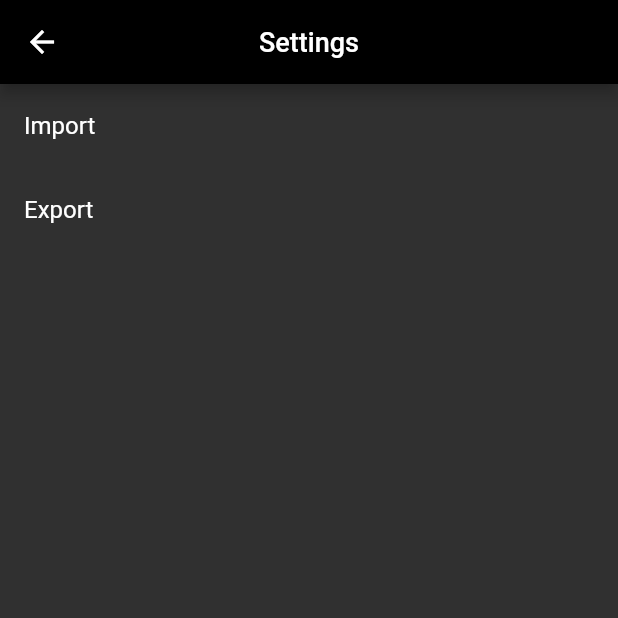
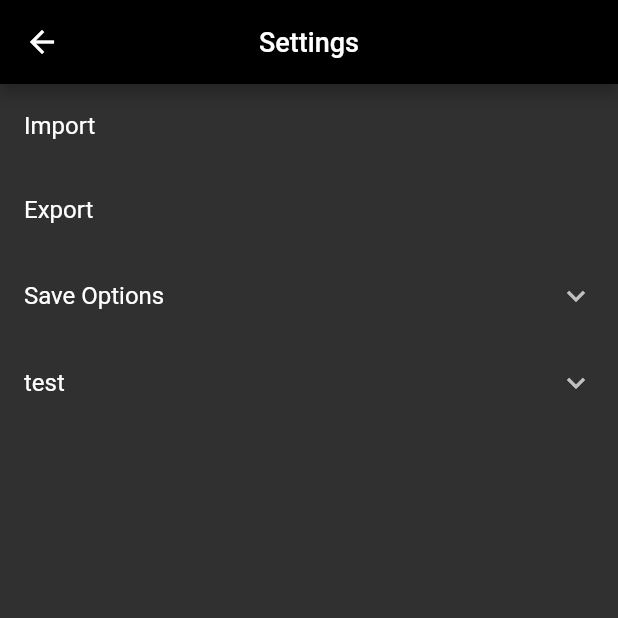
Before and after one commit to sunnydodti/expense-tracker, a Flutter app: the SettingsScreen screen opened directly, on a phone screen of 412 x 824 dp, the top half of it. Run offline on Flutter 3.47's test engine with Material 2 defaults, Android fonts, the phone set to English and light mode, and no system bars; our stand-ins replace faker, file_picker, logger, permission_handler, share, sqflite; accounts and stored records are empty.

Commit message:
save to external

```diff
--- a/expense_tracker/lib/ui/screens/settings_screen.dart
+++ b/expense_tracker/lib/ui/screens/settings_screen.dart
@@ -1,3 +1,5 @@
+import 'dart:io';
+
 import 'package:file_picker/file_picker.dart';
 import 'package:flutter/material.dart';
 import 'package:logger/logger.dart';
@@ -10,6 +12,7 @@ import '../../providers/expense_provider.dart';
 import '../../service/export_service.dart';
 import '../../service/import_service.dart';
 import '../notifications/snackbar_service.dart';
+import '../widgets/expandable_list_tile.dart';
 
 class SettingsScreen extends StatefulWidget {
   const SettingsScreen({super.key});
@@ -69,6 +72,11 @@ class _SettingsScreenState extends State<SettingsScreen> {
                         title: const Text('Export'),
                         onTap: () => _exportExpenses(context),
                       ),
+                      ExpandableListTile(
+                        title: 'Save Options',
+                        content: _buildSaveDialogWidget(context, ""),
+                      ),
+                      const ExpandableListTile(title: 'test', content: Placeholder())
                     ],
                   ),
                 )
@@ -191,22 +199,80 @@ class _SettingsScreenState extends State<SettingsScreen> {
               Navigator.pop(context);
               await Share.shareFiles([filePath]);
             },
+            child: const Text('Share'),
+          ),
+          TextButton(
+            onPressed: () async {
+              // Navigator.pop(context);
+              await saveToUserFolder(filePath);
+            },
             child: const Text('Save'),
           ),
-          // TextButton(
-          //   onPressed: () async {
-          //     Navigator.pop(context);
-          //     // Show a message or open the downloaded file (optional)
-          //     print('ZIP file saved to: $filePath');
-          //   },
-          //   child: const Text('View'),
-          // ),
         ],
       ),
     );
   }
 
+  Future<void> saveToUserFolder(String filePath) async {
+    int a = 0;
+    final folderPath = await pickFolder();
+    try {
+      if (folderPath != null) {
+        final file = File('$folderPath/myfile.txt');
+        final newFile = await file
+            .writeAsString('This is content saved to a picked folder');
+        _logger.i('ZIP file saved to: $filePath');
+      }
+    } catch (e, stackTrace) {
+      _logger.e("error saving: $e - \n$stackTrace");
+    }
+  }
 
+  Future<String?> pickFolder() async {
+    final result = await FilePicker.platform.getDirectoryPath();
+    if (result != null) {
+      return result;
+    } else {
+      // Handle selection cancellation
+      return null;
+    }
+  }
+
+  Widget _buildSaveDialogWidget(BuildContext context, String filePath) {
+    return Container(
+      padding: EdgeInsets.symmetric(vertical: 16.0),
+      child: Column(
+        crossAxisAlignment: CrossAxisAlignment.start,
+        children: [
+          Text(
+            'Export Complete, Save?',
+            style: Theme.of(context).textTheme.headline6,
+          ),
+          const SizedBox(height: 8.0),
+          Text(
+            'All data is wiped if you uninstall!\n\nDo you want to save file to a different location?',
+          ),
+          const SizedBox(height: 16.0),
+          Row(
+            mainAxisAlignment: MainAxisAlignment.spaceEvenly,
+            children: [
+              TextButton(
+                onPressed: () => Navigator.pop(context),
+                child: const Text('Cancel'),
+              ),
+              TextButton(
+                onPressed: () async {
+                  Navigator.pop(context);
+                  await Share.shareFiles([filePath]);
+                },
+                child: const Text('Save'),
+              ),
+            ],
+          ),
+        ],
+      ),
+    );
+  }
 
   _refreshExpenses() {
     final expenseProvider =
--- a/expense_tracker/lib/ui/widgets/category_list.dart
+++ b/expense_tracker/lib/ui/widgets/category_list.dart
@@ -5,7 +5,7 @@ import '../../forms/category_form.dart';
 import '../../models/expense_category.dart';
 import '../../providers/category_provider.dart';
 import '../../service/category_service.dart';
-import 'ListEmptyWidget.dart';
+import 'empty_list_widget.dart';
 
 class CategoryList extends StatelessWidget {
   const CategoryList({Key? key}) : super(key: key);
@@ -22,7 +22,7 @@ class CategoryList extends StatelessWidget {
                     getCategoryForm(categoryProvider.categories),
                     Expanded(
                         child: categoryProvider.categories.isEmpty
-                            ? const ListEmptyWidget(listName: 'Category')
+                            ? const EmptyListWidget(listName: 'Category')
                             : ListView.builder(
                                 itemCount: categoryProvider.categories.length,
                                 itemBuilder: (context, index) {
--- a/expense_tracker/lib/ui/widgets/ListEmptyWidget.dart
+++ b/expense_tracker/lib/ui/widgets/empty_list_widget.dart
@@ -1,8 +1,8 @@
 import 'package:flutter/material.dart';
 
-class ListEmptyWidget extends StatelessWidget {
+class EmptyListWidget extends StatelessWidget {
   final String listName;
-  const ListEmptyWidget({
+  const EmptyListWidget({
     super.key, required this.listName,
   });
 
--- /dev/null
+++ b/expense_tracker/lib/ui/widgets/expandable_list_tile.dart
@@ -0,0 +1,38 @@
+import 'package:flutter/material.dart';
+
+class ExpandableListTile extends StatefulWidget {
+  final String title;
+  final Widget content;
+
+  const ExpandableListTile({
+    Key? key,
+    required this.title,
+    required this.content,
+  }) : super(key: key);
+
+  @override
+  ExpandableListTileState createState() => ExpandableListTileState();
+}
+
+class ExpandableListTileState extends State<ExpandableListTile> {
+  bool _isExpanded = false;
+
+  @override
+  Widget build(BuildContext context) {
+    return ExpansionTile(
+      title: Text(widget.title),
+      onExpansionChanged: (bool isExpanded) {
+        setState(() {
+          _isExpanded = isExpanded;
+        });
+      },
+      initiallyExpanded: _isExpanded,
+      children: <Widget>[
+        Padding(
+          padding: const EdgeInsets.symmetric(horizontal: 16.0),
+          child: widget.content,
+        ),
+      ],
+    );
+  }
+}
--- a/expense_tracker/lib/ui/widgets/expense_list_dynamic.dart
+++ b/expense_tracker/lib/ui/widgets/expense_list_dynamic.dart
@@ -9,7 +9,7 @@ import '../../models/expense.dart';
 import '../../providers/expense_provider.dart';
 import '../notifications/snackbar_service.dart';
 import '../screens/expense_screen.dart';
-import 'ListEmptyWidget.dart';
+import 'empty_list_widget.dart';
 import 'expense_tile_widgets.dart';
 
 class ExpenseListDynamic extends StatelessWidget {
@@ -29,7 +29,7 @@ class ExpenseListDynamic extends StatelessWidget {
                     children: [
                       getSummaryTile(expenseProvider),
                       expenseProvider.expenses.isEmpty
-                          ? const ListEmptyWidget(listName: 'Expense')
+                          ? const EmptyListWidget(listName: 'Expense')
                           : Expanded(
                               child: ListView.builder(
                                 itemCount: expenseProvider.expenses.length,
--- a/expense_tracker/lib/ui/widgets/tag_list.dart
+++ b/expense_tracker/lib/ui/widgets/tag_list.dart
@@ -5,7 +5,7 @@ import '../../forms/tag_form.dart';
 import '../../models/tag.dart';
 import '../../providers/tag_provider.dart';
 import '../../service/tag_service.dart';
-import 'ListEmptyWidget.dart';
+import 'empty_list_widget.dart';
 
 class TagList extends StatelessWidget {
   const TagList({Key? key}) : super(key: key);
@@ -22,7 +22,7 @@ class TagList extends StatelessWidget {
                     getTagForm(tagProvider.tags),
                     Expanded(
                         child: tagProvider.tags.isEmpty
-                            ? const ListEmptyWidget(listName: 'Tag')
+                            ? const EmptyListWidget(listName: 'Tag')
                             : ListView.builder(
                                 itemCount: tagProvider.tags.length,
                                 itemBuilder: (context, index) {
```
Also changed, not shown: 1 other file.
